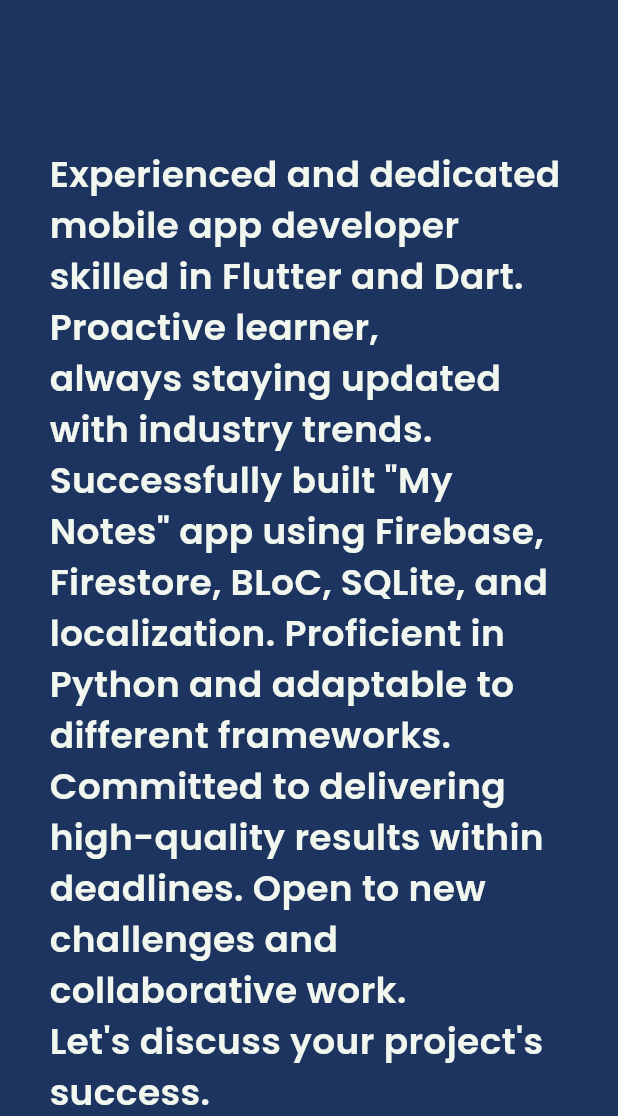
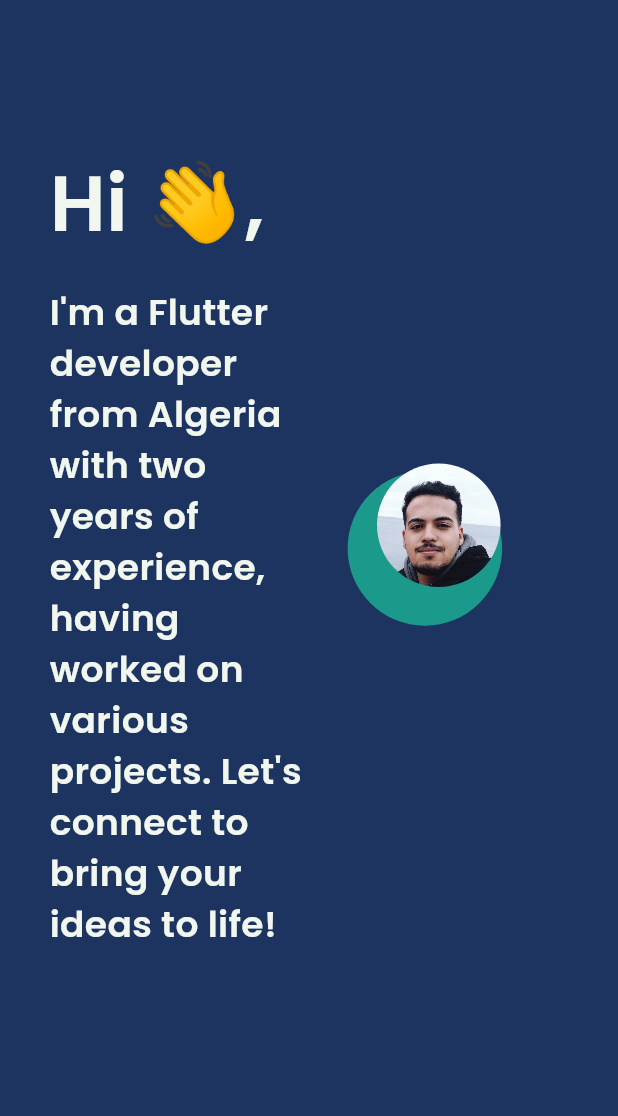
Before and after one commit to Mosta-b/portfolio_site, a Flutter app: the screen it shows after launch, on a phone screen of 412 x 824 dp, the part 120-1236 px from its top. Run offline on Flutter 3.47's test engine with Material 3 defaults, Android fonts, the phone set to English and light mode, and no system bars; drawn by our look-alikes of auto_size_text; our stand-ins replace google_fonts; missing offline and left inert: universal_html.

Commit message:
added intro text, added profilr pic

```diff
--- /dev/null
+++ b/lib/core/constant/assets/assets_manger.dart
@@ -0,0 +1,5 @@
+const String imagesPath = "assets/images";
+
+abstract class AssetsManger {
+  static const profilePicture = "$imagesPath/profile_picture.jpg";
+}
--- /dev/null
+++ b/lib/core/constant/strings/strings_manger.dart
@@ -0,0 +1,6 @@
+class StringsManger {
+  static const myName = "Mustapha BENNAI";
+  static const hi = "Hi 👋,";
+  static const introduction =
+      "I'm a Flutter developer from Algeria with two years of experience, having worked on various projects. Let's connect to bring your ideas to life!";
+}
--- a/lib/presentaion/widgets/appBar/app_bar_title.dart
+++ b/lib/presentaion/widgets/appBar/app_bar_title.dart
@@ -1,5 +1,6 @@
 import 'package:flutter/material.dart';
 import 'package:universal_html/html.dart' as html;
+import '../../../core/constant/strings/strings_manger.dart';
 import '../../../core/theme/colors.dart';
 
 class AppBarTitle extends StatelessWidget {
@@ -14,7 +15,7 @@ class AppBarTitle extends StatelessWidget {
           html.window.location.reload();
         },
         child: Text(
-          "Mustapha BENNAI",
+          StringsManger.myName,
           style: Theme.of(context).textTheme.headlineMedium?.copyWith(
                 color: ColorsManger.secondaryColor,
                 fontWeight: FontWeight.w600,
--- a/lib/presentaion/widgets/body/me/about_me.dart
+++ b/lib/presentaion/widgets/body/me/about_me.dart
@@ -1,6 +1,15 @@
+import 'package:auto_size_text/auto_size_text.dart';
+import 'package:flutter/cupertino.dart';
 import 'package:flutter/material.dart';
+import 'package:flutter/widgets.dart';
+import 'package:portfolio_site/core/constant/assets/assets_manger.dart';
 import 'package:portfolio_site/core/extensions/app_extensions.dart';
 import 'package:portfolio_site/core/theme/app_text_style.dart';
+import 'package:portfolio_site/core/theme/colors.dart';
+import 'package:portfolio_site/core/utils/add_space.dart';
+import 'package:portfolio_site/core/utils/get_size.dart';
+
+import '../../../../core/constant/strings/strings_manger.dart';
 
 class AboutMe extends StatelessWidget {
   const AboutMe({super.key});
@@ -9,13 +18,62 @@ class AboutMe extends StatelessWidget {
   Widget build(BuildContext context) {
     return Padding(
       padding: EdgeInsets.symmetric(vertical: context.height * .12),
-      child: const Text(
-        """Experienced and dedicated mobile app developer skilled in Flutter and Dart. Proactive learner,
-always staying updated with industry trends. Successfully built "My Notes" app using Firebase,
-Firestore, BLoC, SQLite, and localization. Proficient in Python and adaptable to different frameworks.
-Committed to delivering high-quality results within deadlines. Open to new challenges and collaborative work.
-Let's discuss your project's success.""",
-        style: TextStyleManger.s24,
+      child: Row(
+        children: [
+          Expanded(
+            flex: 5,
+            child: Column(
+              crossAxisAlignment: CrossAxisAlignment.start,
+              textDirection: TextDirection.ltr,
+              children: [
+                const Text(
+                  StringsManger.hi,
+                  style: TextStyleManger.s52,
+                ),
+                AddHeight(height: getScreenHeight(context) * .02),
+                const AutoSizeText(
+                  StringsManger.introduction,
+                  style: TextStyleManger.s24,
+                ),
+              ],
+            ),
+          ),
+          Expanded(
+            flex: 5,
+            child: Stack(
+              children: [
+                Align(
+                  alignment: Alignment.center,
+                  heightFactor: 1.1,
+                  widthFactor: 1.5,
+                  child: SizedBox(
+                    child: Container(
+                      width: getScreenWidth(context) * .25,
+                      height: getScreenWidth(context) * .25,
+                      decoration: const BoxDecoration(
+                        shape: BoxShape.circle,
+                        color: ColorsManger.secondaryColor,
+                      ),
+                    ),
+                  ),
+                ),
+                Align(
+                  alignment: Alignment.center,
+                  child: ClipRRect(
+                    borderRadius: BorderRadius.circular(360),
+                    child: Image.asset(
+                      filterQuality: FilterQuality.high,
+                      fit: BoxFit.cover,
+                      AssetsManger.profilePicture,
+                      width: getScreenWidth(context) * .2,
+                      height: getScreenWidth(context) * .2,
+                    ),
+                  ),
+                ),
+              ],
+            ),
+          ),
+        ],
       ),
     );
   }
--- a/pubspec.yaml
+++ b/pubspec.yaml
@@ -37,6 +37,7 @@ dependencies:
   cupertino_icons: ^1.0.6
   google_fonts: ^6.2.1
   universal_html: ^2.2.4
+  auto_size_text: ^3.0.0
 
 dev_dependencies:
   flutter_test:
@@ -61,8 +62,8 @@ flutter:
   uses-material-design: true
 
   # To add assets to your application, add an assets section, like this:
-  # assets:
-  #   - images/a_dot_burr.jpeg
+  assets:
+      - assets/images/
   #   - images/a_dot_ham.jpeg
 
   # An image asset can refer to one or more resolution-specific "variants", see
```
Also changed, not shown: assets/images/profile_picture.jpg (added), pubspec.lock, 6 other files.
